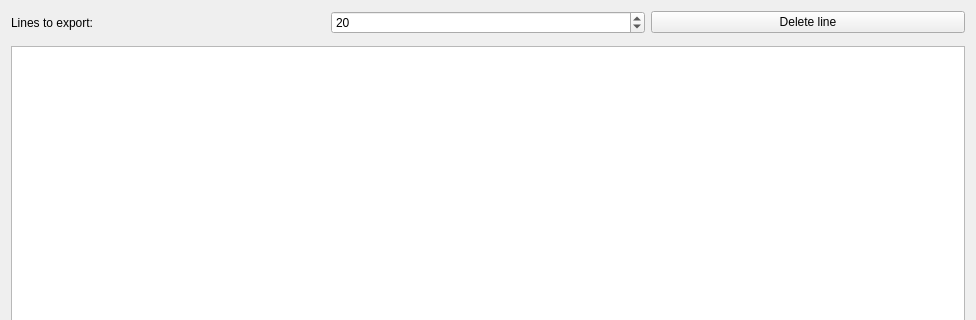
Above: StatementAnonymizator/mainwindow.ui from agabor/platan before the change; both pictures show x 0 to 976 and y 0 to 320 of the 976 by 725 pixel window. Below: the same form after it.
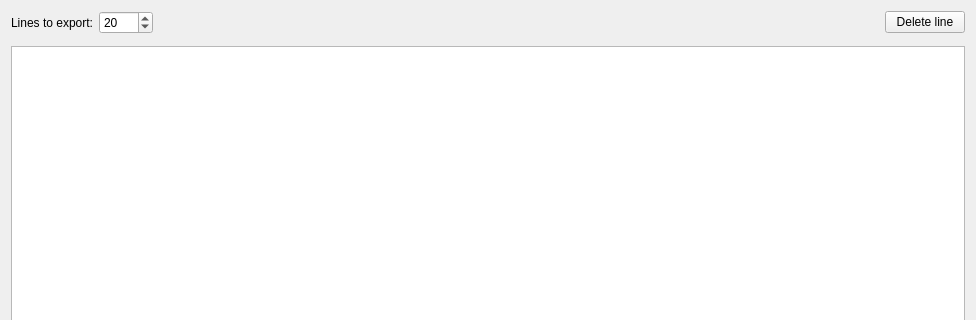
That is the form after the change. Icons and pictures are not drawn. Custom widgets are drawn as their Qt base class.

Commit message: anonimizer icons

Patch:
```diff
--- a/StatementAnonymizator/mainwindow.ui
+++ b/StatementAnonymizator/mainwindow.ui
@@ -37,11 +37,34 @@
         </property>
        </widget>
       </item>
+      <item>
+       <spacer name="horizontalSpacer_2">
+        <property name="orientation">
+         <enum>Qt::Horizontal</enum>
+        </property>
+        <property name="sizeHint" stdset="0">
+         <size>
+          <width>40</width>
+          <height>20</height>
+         </size>
+        </property>
+       </spacer>
+      </item>
       <item>
        <widget class="QPushButton" name="btDelete">
         <property name="text">
          <string>Delete line</string>
         </property>
+        <property name="icon">
+         <iconset resource="icons.qrc">
+          <normaloff>:/icons/edit-delete.png</normaloff>:/icons/edit-delete.png</iconset>
+        </property>
+        <property name="iconSize">
+         <size>
+          <width>16</width>
+          <height>16</height>
+         </size>
+        </property>
        </widget>
       </item>
      </layout>
```
Left out of the diff: 8 changed lines with no effect on the pictures. The commit also changes 6 other files.
